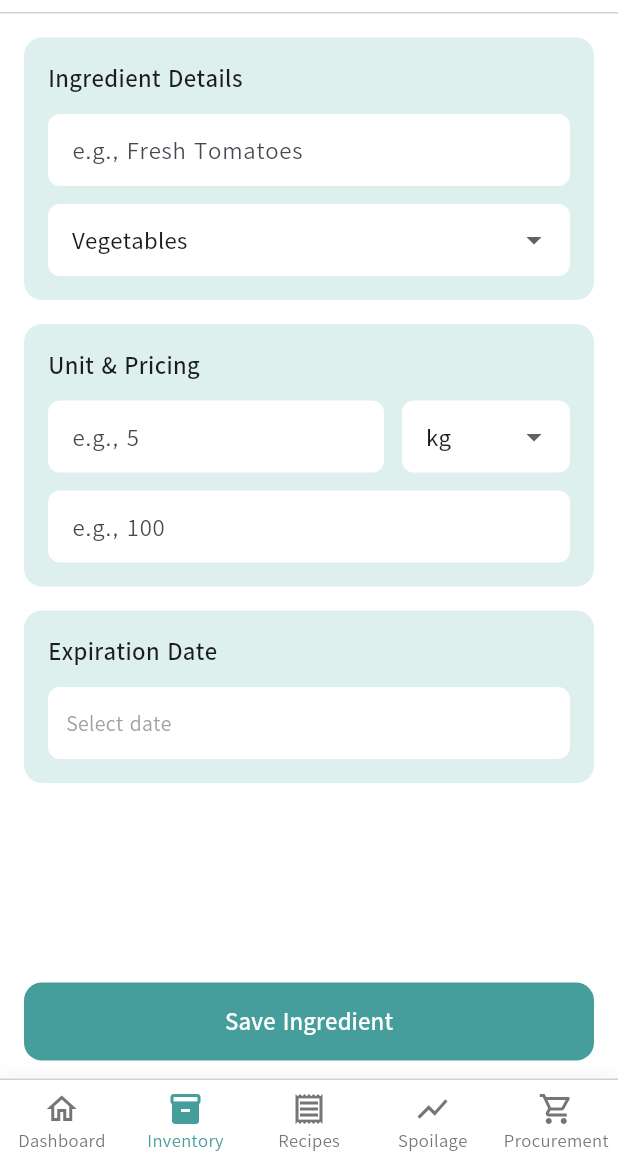
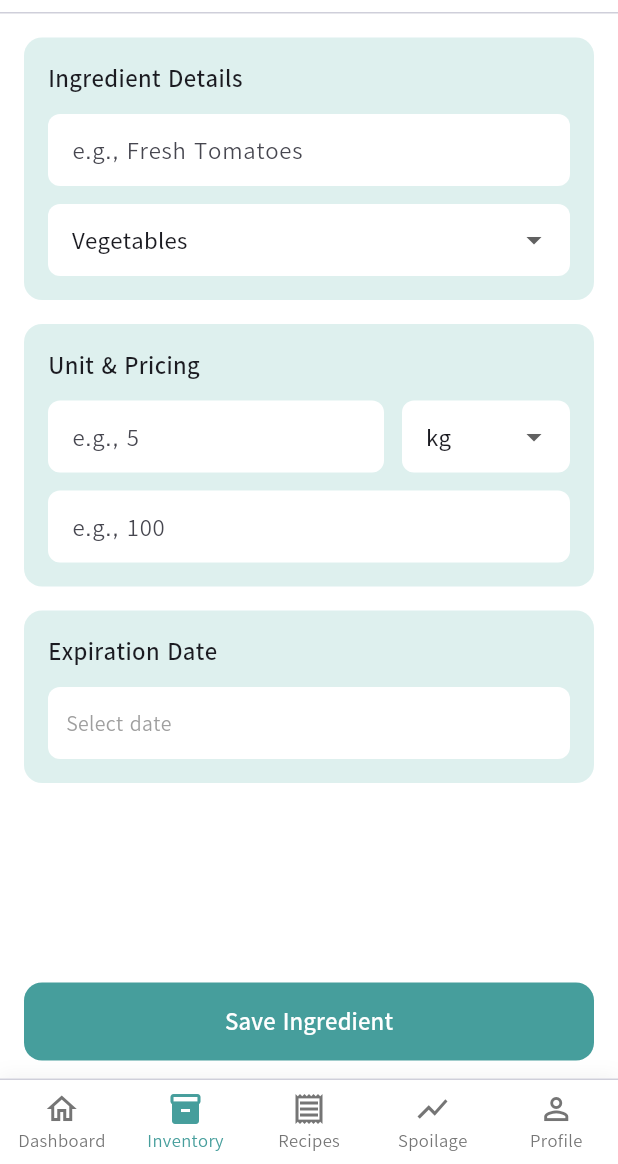
Before and after one commit to cadburyoreo535/App-Dev-Final-Project, a Flutter app: the DashboardScreen screen opened directly, item 2 of the bottom bar chosen, after a tap on the "add" icon, on a phone screen of 412 x 824 dp, the part 72-1236 px from its top. Run offline on Flutter 3.47's test engine with Material 3 defaults, Android fonts, the phone set to English and light mode, and no system bars; our stand-ins replace cloud_firestore, firebase_auth, firebase_core, fl_chart; accounts and stored records are empty.

```diff
--- a/final_project/lib/main.dart
+++ b/final_project/lib/main.dart
@@ -3,7 +3,7 @@ import 'package:firebase_core/firebase_core.dart';
 import 'firebase_options.dart';
 import 'screens/dashboard_screen.dart';
 import 'screens/inventory_screen.dart';
-import 'screens/procurement_screen.dart';
+import 'screens/profile_screen.dart';
 import 'screens/recipes_screen.dart';
 import 'screens/spoilage_screen.dart';
 import 'screens/login_screen.dart';
@@ -11,9 +11,7 @@ import 'screens/signup_screen.dart';
 
 void main() async {
   WidgetsFlutterBinding.ensureInitialized();
-  await Firebase.initializeApp(
-    options: DefaultFirebaseOptions.currentPlatform,
-  );
+  await Firebase.initializeApp(options: DefaultFirebaseOptions.currentPlatform);
   runApp(const MyApp());
 }
 
@@ -35,7 +33,7 @@ class MyApp extends StatelessWidget {
         '/': (context) => const DashboardScreen(),
         '/login': (context) => const LoginScreen(),
         '/inventory': (context) => const InventoryScreen(),
-        '/procurement': (context) => const ProcurementScreen(),
+        '/profile': (context) => const ProfileScreen(),
         '/recipes': (context) => const RecipesScreen(),
         '/spoilage': (context) => const SpoilageScreen(),
         '/signup': (context) => const SignupScreen(),
--- a/final_project/lib/screens/add_new_item.dart
+++ b/final_project/lib/screens/add_new_item.dart
@@ -512,7 +512,7 @@ class _AddNewItemScreenState extends State<AddNewItemScreen> {
               if (index == 1) Navigator.pushNamed(context, '/inventory');
               if (index == 2) Navigator.pushNamed(context, '/recipes');
               if (index == 3) Navigator.pushNamed(context, '/spoilage');
-              if (index == 4) Navigator.pushNamed(context, '/procurement');
+              if (index == 4) Navigator.pushNamed(context, '/profile');
             },
             type: BottomNavigationBarType.fixed,
             backgroundColor: Colors.white,
@@ -543,9 +543,9 @@ class _AddNewItemScreenState extends State<AddNewItemScreen> {
                 label: 'Spoilage',
               ),
               BottomNavigationBarItem(
-                icon: Icon(Icons.local_grocery_store_outlined),
-                activeIcon: Icon(Icons.local_grocery_store),
-                label: 'Procurement',
+                icon: Icon(Icons.person_outline),
+                activeIcon: Icon(Icons.person),
+                label: 'Profile',
               ),
             ],
           ),
--- a/final_project/lib/screens/dashboard_screen.dart
+++ b/final_project/lib/screens/dashboard_screen.dart
@@ -470,7 +470,7 @@ class _DashboardScreenState extends State<DashboardScreen> {
               if (index == 1) Navigator.pushNamed(context, '/inventory');
               if (index == 2) Navigator.pushNamed(context, '/recipes');
               if (index == 3) Navigator.pushNamed(context, '/spoilage');
-              if (index == 4) Navigator.pushNamed(context, '/procurement');
+              if (index == 4) Navigator.pushNamed(context, '/profile');
             },
             type: BottomNavigationBarType.fixed,
             backgroundColor: Colors.white,
@@ -501,9 +501,9 @@ class _DashboardScreenState extends State<DashboardScreen> {
                 label: 'Spoilage',
               ),
               BottomNavigationBarItem(
-                icon: Icon(Icons.local_grocery_store_outlined),
-                activeIcon: Icon(Icons.local_grocery_store),
-                label: 'Procurement',
+                icon: Icon(Icons.person_outline),
+                activeIcon: Icon(Icons.person),
+                label: 'Profile',
               ),
             ],
           ),
--- a/final_project/lib/screens/inventory_screen.dart
+++ b/final_project/lib/screens/inventory_screen.dart
@@ -346,7 +346,7 @@ class _InventoryScreenState extends State<InventoryScreen> {
               if (index == 1) Navigator.pushNamed(context, '/inventory');
               if (index == 2) Navigator.pushNamed(context, '/recipes');
               if (index == 3) Navigator.pushNamed(context, '/spoilage');
-              if (index == 4) Navigator.pushNamed(context, '/procurement');
+              if (index == 4) Navigator.pushNamed(context, '/profile');
             },
             type: BottomNavigationBarType.fixed,
             backgroundColor: Colors.white,
@@ -377,9 +377,9 @@ class _InventoryScreenState extends State<InventoryScreen> {
                 label: 'Spoilage',
               ),
               BottomNavigationBarItem(
-                icon: Icon(Icons.local_grocery_store_outlined),
-                activeIcon: Icon(Icons.local_grocery_store),
-                label: 'Procurement',
+                icon: Icon(Icons.person_outline),
+                activeIcon: Icon(Icons.person),
+                label: 'Profile',
               ),
             ],
           ),
--- a/final_project/lib/screens/recipes_screen.dart
+++ b/final_project/lib/screens/recipes_screen.dart
@@ -331,7 +331,7 @@ class _RecipesScreenState extends State<RecipesScreen> {
               if (index == 1) Navigator.pushNamed(context, '/inventory');
               if (index == 2) Navigator.pushNamed(context, '/recipes');
               if (index == 3) Navigator.pushNamed(context, '/spoilage');
-              if (index == 4) Navigator.pushNamed(context, '/procurement');
+              if (index == 4) Navigator.pushNamed(context, '/profile');
             },
             type: BottomNavigationBarType.fixed,
             backgroundColor: Colors.white,
@@ -362,9 +362,9 @@ class _RecipesScreenState extends State<RecipesScreen> {
                 label: 'Spoilage',
               ),
               BottomNavigationBarItem(
-                icon: Icon(Icons.local_grocery_store_outlined),
-                activeIcon: Icon(Icons.local_grocery_store),
-                label: 'Procurement',
+                icon: Icon(Icons.person_outline),
+                activeIcon: Icon(Icons.person),
+                label: 'Profile',
               ),
             ],
           ),
--- a/final_project/lib/screens/spoilage_screen.dart
+++ b/final_project/lib/screens/spoilage_screen.dart
@@ -95,7 +95,7 @@ class _SpoilageScreenState extends State<SpoilageScreen> {
               if (index == 1) Navigator.pushNamed(context, '/inventory');
               if (index == 2) Navigator.pushNamed(context, '/recipes');
               if (index == 3) Navigator.pushNamed(context, '/spoilage');
-              if (index == 4) Navigator.pushNamed(context, '/procurement');
+              if (index == 4) Navigator.pushNamed(context, '/profile');
             },
             type: BottomNavigationBarType.fixed,
             backgroundColor: Colors.white,
@@ -126,9 +126,9 @@ class _SpoilageScreenState extends State<SpoilageScreen> {
                 label: 'Spoilage',
               ),
               BottomNavigationBarItem(
-                icon: Icon(Icons.local_grocery_store_outlined),
-                activeIcon: Icon(Icons.local_grocery_store),
-                label: 'Procurement',
+                icon: Icon(Icons.person_outline),
+                activeIcon: Icon(Icons.person),
+                label: 'Profile',
               ),
             ],
           ),
```
Also changed, not shown: final_project/lib/screens/profile_screen.dart (added, +316 -0 lines), final_project/lib/screens/signup_screen.dart (+11 -2 lines).
